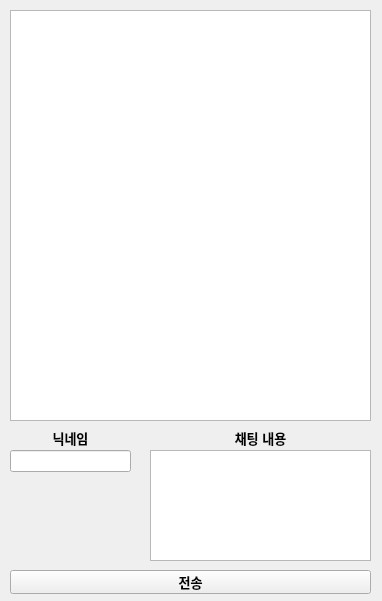
Above: Python_PySide_GUI/Qt_Messenger.ui from sh95fit/Python_study before the change. Below: the same form after it.
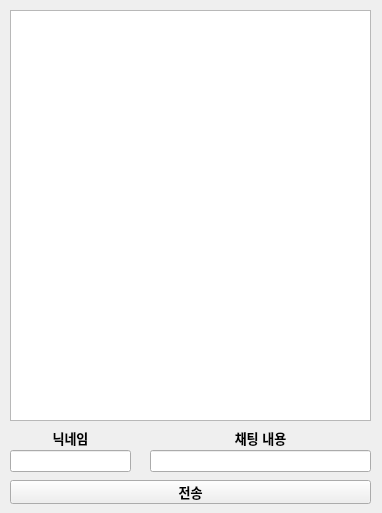
That is the form after the change.

Commit message: PySide 실습(메신저 프로그램) - list Widget 활용 (+Line Edit으로 변경)

```diff
--- a/Python_PySide_GUI/Qt_Messenger.ui
+++ b/Python_PySide_GUI/Qt_Messenger.ui
@@ -7,7 +7,7 @@
     <x>0</x>
     <y>0</y>
     <width>382</width>
-    <height>601</height>
+    <height>513</height>
    </rect>
   </property>
   <property name="windowTitle">
@@ -78,21 +78,11 @@
      </rect>
     </property>
    </widget>
-   <widget class="QTextEdit" name="edit_text">
-    <property name="geometry">
-     <rect>
-      <x>150</x>
-      <y>450</y>
-      <width>221</width>
-      <height>111</height>
-     </rect>
-    </property>
-   </widget>
    <widget class="QPushButton" name="btn_send">
     <property name="geometry">
      <rect>
       <x>10</x>
-      <y>570</y>
+      <y>480</y>
       <width>361</width>
       <height>24</height>
      </rect>
@@ -107,6 +97,16 @@
      <string>전송</string>
     </property>
    </widget>
+   <widget class="QLineEdit" name="edit_text">
+    <property name="geometry">
+     <rect>
+      <x>150</x>
+      <y>450</y>
+      <width>221</width>
+      <height>22</height>
+     </rect>
+    </property>
+   </widget>
   </widget>
  </widget>
  <resources/>
```
Left out of the diff: 2 changed lines with no effect on the pictures. The commit also changes 2 other files.
